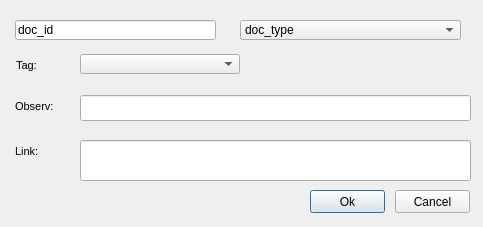
First picture: the form in ui/file.ui, repository Giswater/giswater_qgis_plugin, before the edit.
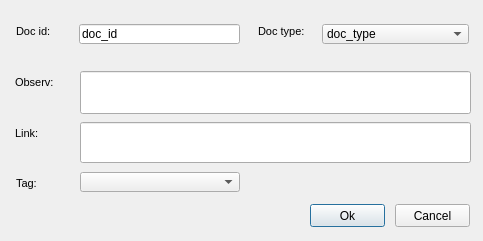
Second picture: the form after the edit.

Commit message: Update design forms

Patch:
```diff
--- a/ui/file.ui
+++ b/ui/file.ui
@@ -7,7 +7,7 @@
     <x>0</x>
     <y>0</y>
     <width>483</width>
-    <height>227</height>
+    <height>241</height>
    </rect>
   </property>
   <property name="windowTitle">
@@ -16,9 +16,9 @@
   <widget class="QLineEdit" name="doc_id">
    <property name="geometry">
     <rect>
-     <x>15</x>
-     <y>20</y>
-     <width>201</width>
+     <x>79</x>
+     <y>24</y>
+     <width>161</width>
      <height>20</height>
     </rect>
    </property>
@@ -30,8 +30,8 @@
    <property name="geometry">
     <rect>
      <x>15</x>
-     <y>140</y>
-     <width>90</width>
+     <y>122</y>
+     <width>55</width>
      <height>22</height>
     </rect>
    </property>
@@ -63,7 +63,7 @@
    <property name="geometry">
     <rect>
      <x>80</x>
-     <y>54</y>
+     <y>172</y>
      <width>160</width>
      <height>20</height>
     </rect>
@@ -73,8 +73,8 @@
    <property name="geometry">
     <rect>
      <x>15</x>
-     <y>95</y>
-     <width>90</width>
+     <y>71</y>
+     <width>59</width>
      <height>22</height>
     </rect>
    </property>
@@ -106,7 +106,7 @@
    <property name="geometry">
     <rect>
      <x>310</x>
-     <y>190</y>
+     <y>204</y>
      <width>75</width>
      <height>23</height>
     </rect>
@@ -119,8 +119,8 @@
    <property name="geometry">
     <rect>
      <x>16</x>
-     <y>54</y>
-     <width>90</width>
+     <y>172</y>
+     <width>59</width>
      <height>22</height>
     </rect>
    </property>
@@ -152,9 +152,9 @@
    <property name="geometry">
     <rect>
      <x>80</x>
-     <y>95</y>
+     <y>71</y>
      <width>391</width>
-     <height>26</height>
+     <height>43</height>
     </rect>
    </property>
   </widget>
@@ -162,7 +162,7 @@
    <property name="geometry">
     <rect>
      <x>80</x>
-     <y>140</y>
+     <y>122</y>
      <width>391</width>
      <height>41</height>
     </rect>
@@ -172,7 +172,7 @@
    <property name="geometry">
     <rect>
      <x>395</x>
-     <y>190</y>
+     <y>204</y>
      <width>75</width>
      <height>23</height>
     </rect>
@@ -184,9 +184,9 @@
   <widget class="QComboBox" name="doc_type">
    <property name="geometry">
     <rect>
-     <x>240</x>
-     <y>20</y>
-     <width>221</width>
+     <x>322</x>
+     <y>24</y>
+     <width>147</width>
      <height>20</height>
     </rect>
    </property>
@@ -196,6 +196,72 @@
     </property>
    </item>
   </widget>
+  <widget class="QLabel" name="label_observ_2">
+   <property name="geometry">
+    <rect>
+     <x>16</x>
+     <y>20</y>
+     <width>59</width>
+     <height>22</height>
+    </rect>
+   </property>
+   <property name="font">
+    <font>
+     <pointsize>8</pointsize>
+    </font>
+   </property>
+   <property name="frameShape">
+    <enum>QFrame::NoFrame</enum>
+   </property>
+   <property name="frameShadow">
+    <enum>QFrame::Raised</enum>
+   </property>
+   <property name="text">
+    <string>Doc id:</string>
+   </property>
+   <property name="textFormat">
+    <enum>Qt::AutoText</enum>
+   </property>
+   <property name="scaledContents">
+    <bool>false</bool>
+   </property>
+   <property name="margin">
+    <number>3</number>
+   </property>
+  </widget>
+  <widget class="QLabel" name="label_observ_3">
+   <property name="geometry">
+    <rect>
+     <x>258</x>
+     <y>20</y>
+     <width>59</width>
+     <height>22</height>
+    </rect>
+   </property>
+   <property name="font">
+    <font>
+     <pointsize>8</pointsize>
+    </font>
+   </property>
+   <property name="frameShape">
+    <enum>QFrame::NoFrame</enum>
+   </property>
+   <property name="frameShadow">
+    <enum>QFrame::Raised</enum>
+   </property>
+   <property name="text">
+    <string>Doc type:</string>
+   </property>
+   <property name="textFormat">
+    <enum>Qt::AutoText</enum>
+   </property>
+   <property name="scaledContents">
+    <bool>false</bool>
+   </property>
+   <property name="margin">
+    <number>3</number>
+   </property>
+  </widget>
  </widget>
  <resources/>
  <connections/>
```
The commit also changes 4 other files.
